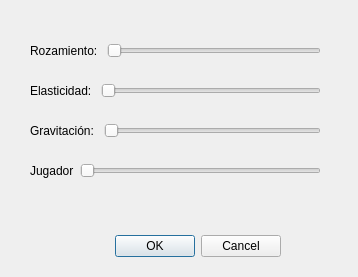
This is 06_Choques/dparametrosfisicos.ui in TheMakros12/interfaces as Qt 5 draws it before an edit. The edited form follows.
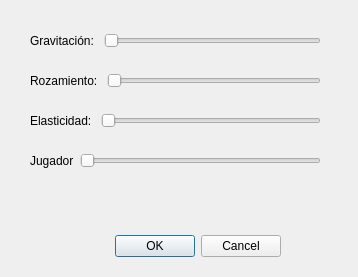
This is the edited form.

```diff
--- a/06_Choques/dparametrosfisicos.ui
+++ b/06_Choques/dparametrosfisicos.ui
@@ -33,7 +33,7 @@
    <property name="geometry">
     <rect>
      <x>30</x>
-     <y>80</y>
+     <y>110</y>
      <width>291</width>
      <height>21</height>
     </rect>
@@ -47,7 +47,10 @@
      </widget>
     </item>
     <item>
-     <widget class="QSlider" name="spinnerElasticidad">
+     <widget class="QSlider" name="slElasticidad">
+      <property name="maximum">
+       <number>100</number>
+      </property>
       <property name="orientation">
        <enum>Qt::Horizontal</enum>
       </property>
@@ -59,7 +62,7 @@
    <property name="geometry">
     <rect>
      <x>30</x>
-     <y>120</y>
+     <y>30</y>
      <width>291</width>
      <height>21</height>
     </rect>
@@ -73,7 +76,10 @@
      </widget>
     </item>
     <item>
-     <widget class="QSlider" name="spinnerGravitacion">
+     <widget class="QSlider" name="slGravitacion">
+      <property name="maximum">
+       <number>100</number>
+      </property>
       <property name="orientation">
        <enum>Qt::Horizontal</enum>
       </property>
@@ -85,7 +91,7 @@
    <property name="geometry">
     <rect>
      <x>30</x>
-     <y>160</y>
+     <y>150</y>
      <width>291</width>
      <height>21</height>
     </rect>
@@ -99,7 +105,10 @@
      </widget>
     </item>
     <item>
-     <widget class="QSlider" name="spinnerJugador">
+     <widget class="QSlider" name="slJugador">
+      <property name="maximum">
+       <number>100</number>
+      </property>
       <property name="orientation">
        <enum>Qt::Horizontal</enum>
       </property>
@@ -111,7 +120,7 @@
    <property name="geometry">
     <rect>
      <x>30</x>
-     <y>40</y>
+     <y>70</y>
      <width>291</width>
      <height>21</height>
     </rect>
@@ -125,7 +134,10 @@
      </widget>
     </item>
     <item>
-     <widget class="QSlider" name="spinnerRozamiento">
+     <widget class="QSlider" name="slRozamiento">
+      <property name="maximum">
+       <number>100</number>
+      </property>
       <property name="orientation">
        <enum>Qt::Horizontal</enum>
       </property>
```
